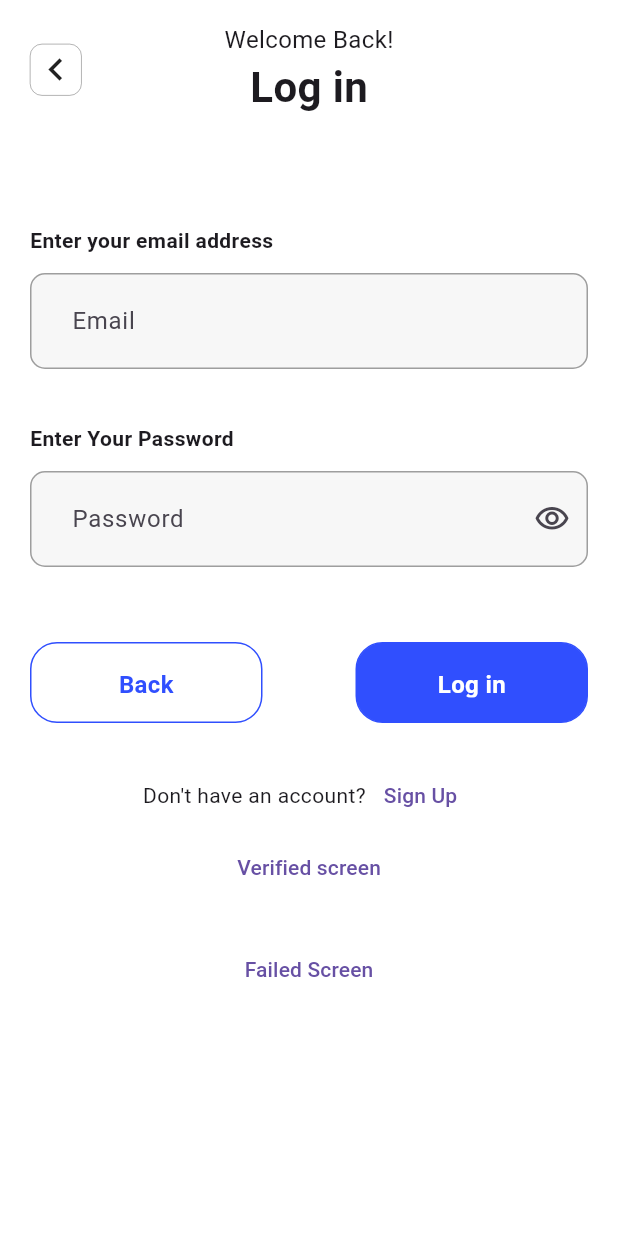
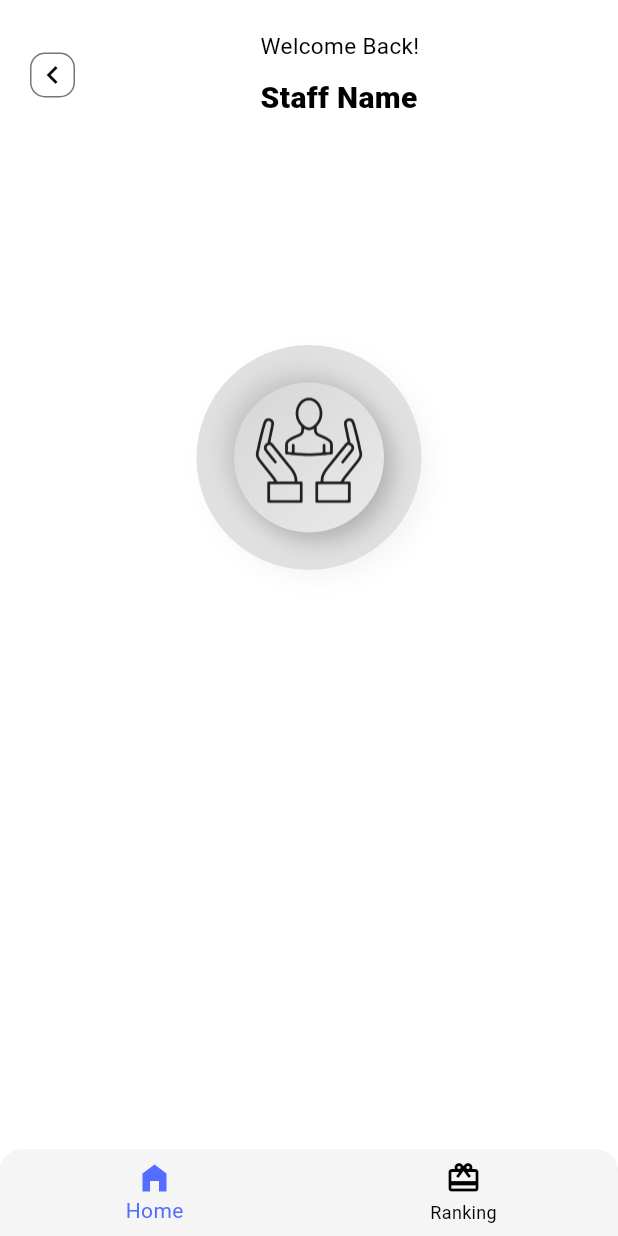
Before and after one commit to kausar9595/mobile_app, a Flutter app: the screen it shows after launch, after a tap on "Log in", on a phone screen of 412 x 824 dp. Run offline on Flutter 3.47's test engine with Material 3 defaults, Android fonts, the phone set to English and light mode, and no system bars; drawn by our look-alikes of clay_containers; our stand-ins replace get, lottie; Roboto replaces fonts that are missing (Nunito).

Commit message:
navigationscreen

```diff
--- a/restaurant_staff/lib/main.dart
+++ b/restaurant_staff/lib/main.dart
@@ -1,10 +1,11 @@
 import 'package:flutter/material.dart';
 import 'package:get/get.dart';
+import 'package:restaurant_staff/screen/navigation_screen/navigator_screen.dart';
 
 import 'screen/log_in_screen.dart';
 
 void main() {
-  runApp(const MyApp());
+  runApp( MyApp());
 }
 
 class MyApp extends StatelessWidget {
--- /dev/null
+++ b/restaurant_staff/lib/screen/home_screen/home_screen.dart
@@ -0,0 +1,101 @@
+
+import 'package:flutter/cupertino.dart';
+import 'package:flutter/material.dart';
+import 'package:clay_containers/clay_containers.dart';
+import 'package:get/get.dart';
+
+import '../onboard_screen/onboard_screen.dart';
+
+
+class StaffName extends StatefulWidget {
+  const StaffName({super.key});
+
+  @override
+  State<StaffName> createState() => _StaffNameState();
+}
+
+class _StaffNameState extends State<StaffName> {
+  bool isCheck = false;
+  late int _groupValue;
+  @override
+  Widget build(BuildContext context) {
+    return Container(
+      padding: EdgeInsets.all(20),
+      color: Colors.white,
+      child: Column(
+        mainAxisAlignment: MainAxisAlignment.start,
+        crossAxisAlignment: CrossAxisAlignment.start,
+        children: [
+        Row(
+        mainAxisAlignment: MainAxisAlignment.start,
+        crossAxisAlignment: CrossAxisAlignment.center,
+        children: [
+          Container(
+            height: 30,
+            width: 30,
+            decoration: BoxDecoration(
+              borderRadius: BorderRadius.circular(10),
+              color: Colors.white,
+              border: Border.all(color: Colors.black54),
+            ),
+            child: Center(child: Icon(Icons.keyboard_arrow_left,color: Colors.black,),),
+          ),
+          SizedBox(width: MediaQuery.of(context).size.width*0.30,),
+          Column(
+            mainAxisAlignment: MainAxisAlignment.start,
+            crossAxisAlignment: CrossAxisAlignment.start,
+            children: [
+              Text("Welcome Back!",
+                style: TextStyle(fontWeight: FontWeight.w400,
+                    fontSize: 15,
+                    color: Colors.black),
+              ),
+              SizedBox(height: 10,),
+              Text("Staff Name",
+                style: TextStyle(fontSize: 20,fontWeight: FontWeight.w900,color: Colors.black),)
+            ],
+          ),
+          SizedBox(height: 20,),
+        ],
+      ),
+      SizedBox(height: 150,),
+          Center(
+            child: GestureDetector(
+              onTap: ()=>Get.to(()=>OnBoardPage()),
+              child: Stack(
+                alignment: Alignment.center,
+                children: [
+                  ClayContainer(
+                    borderRadius: 100,
+                    height: 150,
+                    width: 150,
+                    color: Colors.grey.shade600,
+                    surfaceColor:Colors.grey.shade300 ,
+                    parentColor: Colors.white,
+                    depth: 10,
+                    //curveType: CurveType.concave,
+                  ),
+
+                  Positioned(
+                    child: ClayContainer(
+                      borderRadius: 100,
+                      height: 100,
+                      width: 100,
+                      color: Colors.grey.shade300,
+                      parentColor:Colors.grey.shade400  ,
+                      depth: 10,
+                      curveType: CurveType.concave,
+                      child: Image.asset("assets/images/save.png",height: 40,width: 40,fit: BoxFit.cover,),
+                    ),
+                  ),
+                ],
+              ),
+            ),
+          )
+
+
+      ],
+    ),
+    );
+  }
+}
--- /dev/null
+++ b/restaurant_staff/lib/screen/navigation_screen/navigator_screen.dart
@@ -0,0 +1,67 @@
+import 'package:flutter/cupertino.dart';
+import 'package:flutter/material.dart';
+import 'package:restaurant_staff/screen/ranking_screen/ranking_screen.dart';
+
+import '../home_screen/home_screen.dart';
+
+
+class NavigationScreen extends StatefulWidget {
+  const NavigationScreen({super.key});
+
+  @override
+  State<NavigationScreen> createState() => _NavigationScreenState();
+}
+
+class _NavigationScreenState extends State<NavigationScreen> {
+  int _selectedIndex = 0;
+  static const List pages =[
+    StaffName(),
+    RankingScreen(),
+  ];
+
+  void onItem(int index) {
+    setState(() {
+      _selectedIndex = index;
+    });
+  }
+  @override
+  Widget build(BuildContext context) {
+    return SafeArea(child: Scaffold(
+      backgroundColor:Colors.white,
+      body: Center(
+        child: pages.elementAt(_selectedIndex),
+      ),
+      bottomNavigationBar: ClipRRect(
+        borderRadius:const BorderRadius.only(
+          topRight: Radius.circular(15),
+          topLeft: Radius.circular(15),
+        ),
+        child: BottomNavigationBar(
+            elevation: 5,
+            backgroundColor: Colors.grey.shade100,
+            type: BottomNavigationBarType.fixed,
+            currentIndex: _selectedIndex,
+            onTap: onItem,
+
+            selectedItemColor: Colors.indigoAccent,
+            selectedLabelStyle:const TextStyle(color: Colors.indigoAccent),
+            unselectedItemColor: Colors.black,
+            unselectedLabelStyle:const TextStyle(color:Colors.black),
+            items:const [
+              BottomNavigationBarItem(
+
+                icon: Icon(Icons.home_filled),
+                label: "Home",
+              ),
+              BottomNavigationBarItem(
+                icon: Icon(Icons.card_giftcard),
+                label: "Ranking",
+              ),
+
+            ]
+        ),
+      ),
+
+    ));
+  }
+}
--- a/restaurant_staff/lib/widget/log_in_form.dart
+++ b/restaurant_staff/lib/widget/log_in_form.dart
@@ -1,4 +1,6 @@
 import 'package:flutter/material.dart';
+import 'package:get/get.dart';
+import 'package:restaurant_staff/screen/navigation_screen/navigator_screen.dart';
 
 import '../custombutton.dart';
 import '../form_validators.dart';
@@ -66,7 +68,7 @@ class _LoginFormState extends State<LoginForm> {
               ),
               CustomButton(
                 text: 'Log in',
-                onTap: () {},
+                onTap: ()=>Get.to(()=>NavigationScreen()),
               ),
             ],
           ),
--- a/restaurant_staff/pubspec.yaml
+++ b/restaurant_staff/pubspec.yaml
@@ -19,7 +19,7 @@ publish_to: 'none' # Remove this line if you wish to publish to pub.dev
 version: 1.0.0+1
 
 environment:
-  sdk: '>=3.3.4 <4.0.0'
+  sdk: '>=3.3.0 <4.0.0'
 
 # Dependencies specify other packages that your package needs in order to work.
 # To automatically upgrade your package dependencies to the latest versions
@@ -36,6 +36,8 @@ dependencies:
   # Use with the CupertinoIcons class for iOS style icons.
   cupertino_icons: ^1.0.6
   get: ^4.6.6
+  clay_containers: ^0.3.4
+  flutter_inset_box_shadow:
 
 dev_dependencies:
   flutter_test:
@@ -63,6 +65,7 @@ flutter:
   # To add assets to your application, add an assets section, like this:
   assets:
     - assets/Lottie/
+    - assets/images/
   # An image asset can refer to one or more resolution-specific "variants", see
   # https://flutter.dev/assets-and-images/#resolution-aware
 
```
Also changed, not shown: restaurant_staff/lib/screen/onboard_screen/onboard_screen.dart (added, +159 -0 lines), restaurant_staff/lib/screen/ranking_screen/ranking_screen.dart (added, +17 -0 lines), restaurant_staff/lib/widget/app_input.dart (added, +38 -0 lines), restaurant_staff/lib/widget/dialog.dart (added, +82 -0 lines), restaurant_staff/assets/images/save.png (added), restaurant_staff/pubspec.lock, 1 other file.
